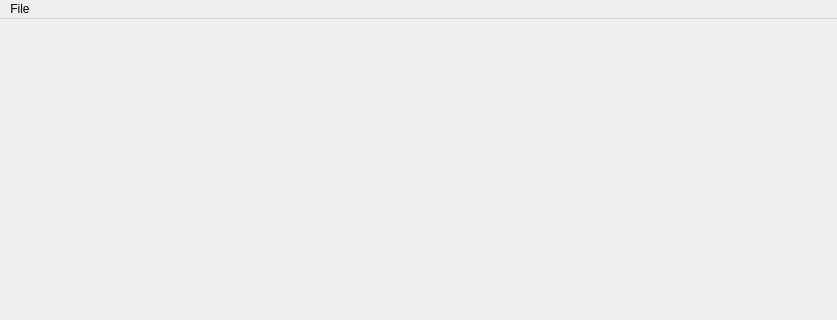
study-233/Qt_qgis, file mainwindows.ui: the form before one commit; both pictures show x 0 to 837 and y 0 to 320 of the 837 by 618 pixel window.
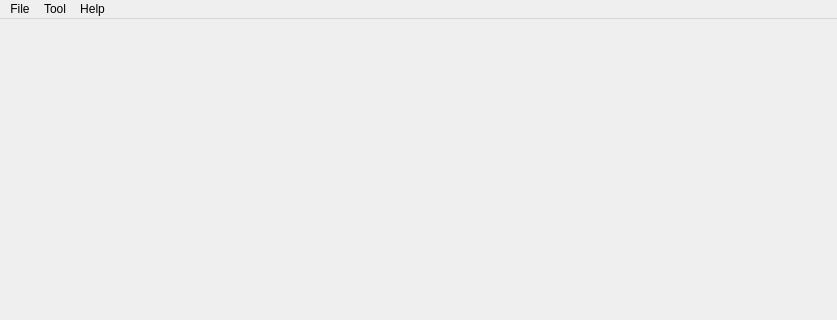
The form after the commit.

Patch:
```diff
--- a/mainwindows.ui
+++ b/mainwindows.ui
@@ -13,6 +13,9 @@
   <property name="windowTitle">
    <string>MainWindow</string>
   </property>
+  <property name="styleSheet">
+   <string notr="true"/>
+  </property>
   <widget class="QWidget" name="centralwidget"/>
   <widget class="QMenuBar" name="menubar">
    <property name="geometry">
@@ -31,7 +34,21 @@
     <addaction name="actionOpen_vector"/>
     <addaction name="actionRemove_file"/>
    </widget>
+   <widget class="QMenu" name="menuHelp">
+    <property name="title">
+     <string>Help</string>
+    </property>
+    <addaction name="actionAbout"/>
+   </widget>
+   <widget class="QMenu" name="menuTool">
+    <property name="title">
+     <string>Tool</string>
+    </property>
+    <addaction name="actionSegmentation"/>
+   </widget>
    <addaction name="menuFile"/>
+   <addaction name="menuTool"/>
+   <addaction name="menuHelp"/>
   </widget>
   <widget class="QStatusBar" name="statusbar"/>
   <action name="actionOpen_raster">
```
Left out of the diff: 10 changed lines with no effect on the pictures.
